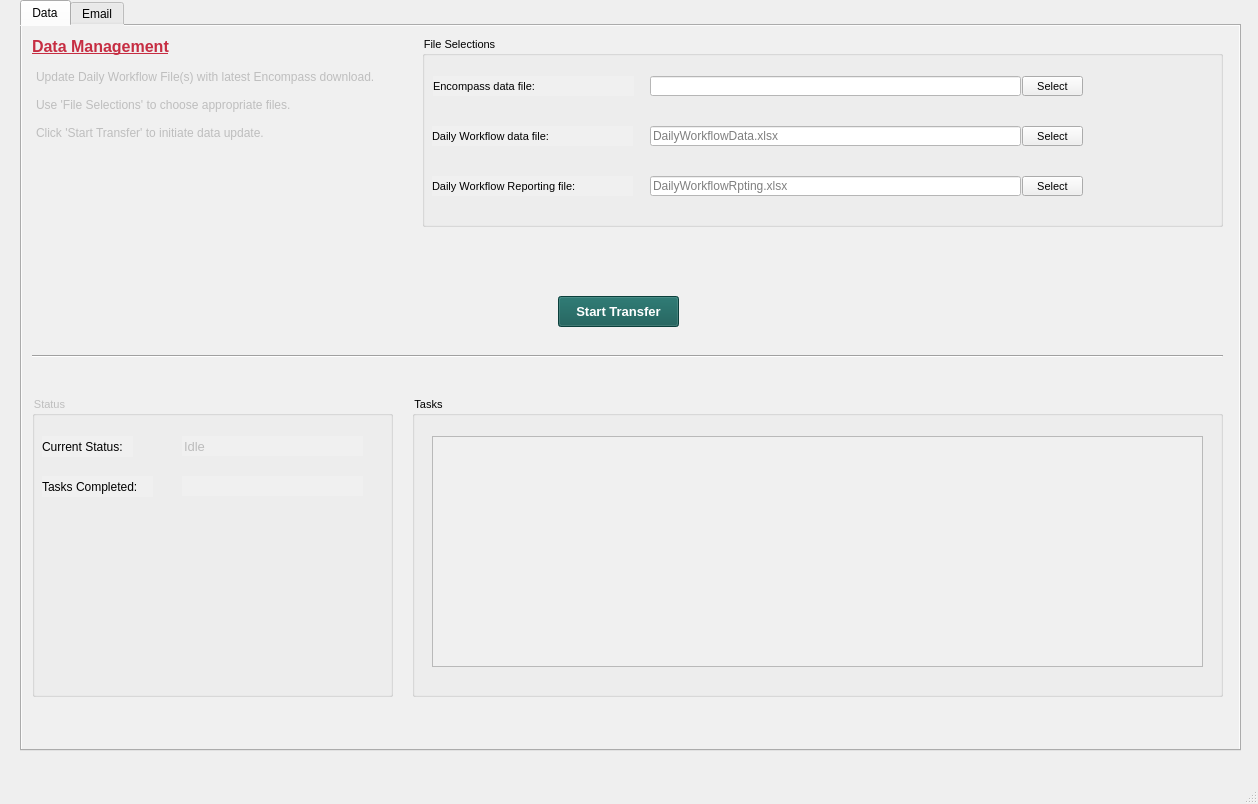
Above: WorkflowAdmin.ui from bamessenger/Loan_Workflow before the change. Below: the same form after it.
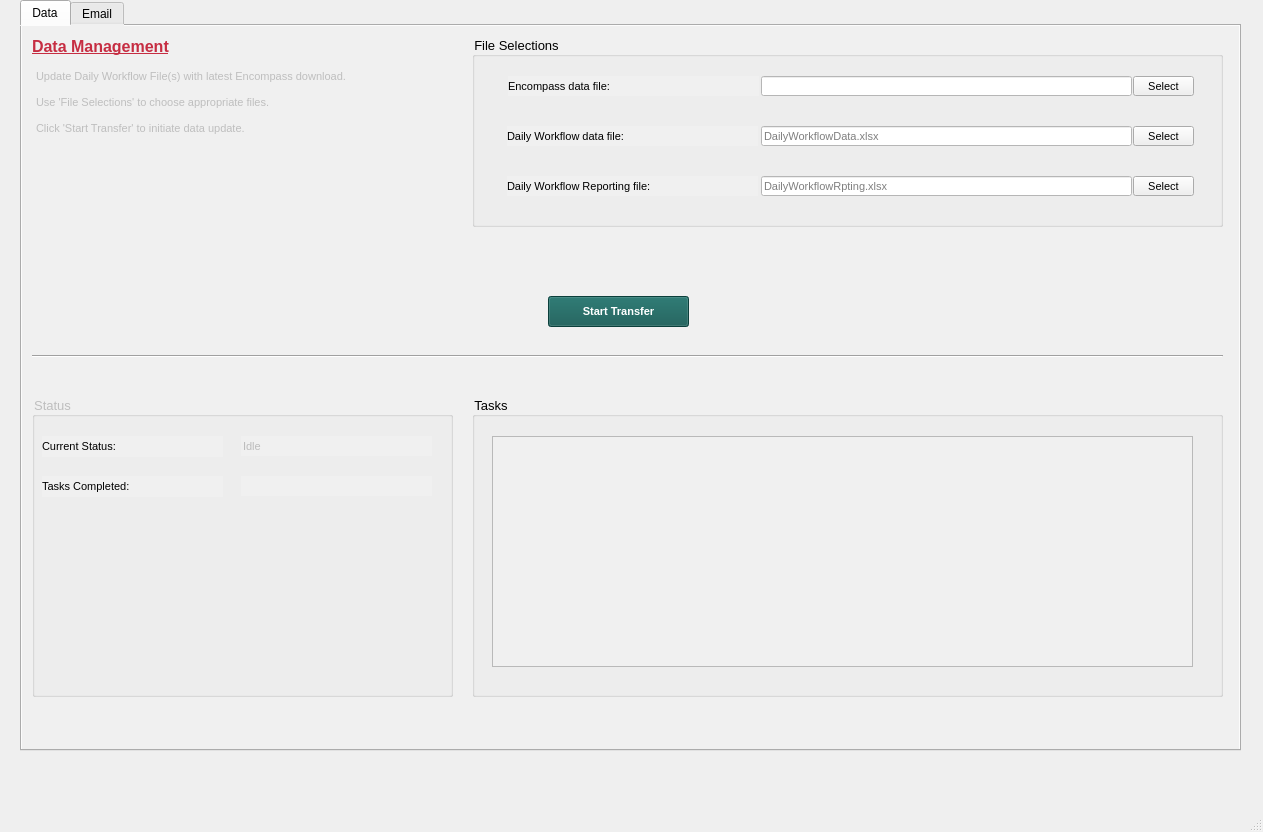
That is the form after the change.

```diff
--- a/WorkflowAdmin.ui
+++ b/WorkflowAdmin.ui
@@ -7,8 +7,8 @@
    <rect>
     <x>0</x>
     <y>0</y>
-    <width>1258</width>
-    <height>804</height>
+    <width>1263</width>
+    <height>832</height>
    </rect>
   </property>
   <property name="windowTitle">
@@ -67,15 +67,15 @@
      <widget class="QGroupBox" name="gboxDataFiles">
       <property name="geometry">
        <rect>
-        <x>400</x>
+        <x>450</x>
         <y>10</y>
-        <width>801</width>
+        <width>751</width>
         <height>191</height>
        </rect>
       </property>
       <property name="font">
        <font>
-        <pointsize>8</pointsize>
+        <pointsize>10</pointsize>
         <weight>50</weight>
         <bold>false</bold>
        </font>
@@ -89,12 +89,17 @@
       <widget class="QLineEdit" name="lneMstFile">
        <property name="geometry">
         <rect>
-         <x>228</x>
+         <x>289</x>
          <y>40</y>
          <width>371</width>
          <height>20</height>
         </rect>
        </property>
+       <property name="font">
+        <font>
+         <pointsize>8</pointsize>
+        </font>
+       </property>
        <property name="styleSheet">
         <string notr="true">background-color: rgb(255, 255, 255);</string>
        </property>
@@ -102,12 +107,17 @@
       <widget class="QLineEdit" name="lneDlyWrkflwDataFile">
        <property name="geometry">
         <rect>
-         <x>228</x>
+         <x>289</x>
          <y>90</y>
          <width>371</width>
          <height>20</height>
         </rect>
        </property>
+       <property name="font">
+        <font>
+         <pointsize>8</pointsize>
+        </font>
+       </property>
        <property name="toolTip">
         <string/>
        </property>
@@ -124,12 +134,17 @@
       <widget class="QPushButton" name="btnMstFileSlct">
        <property name="geometry">
         <rect>
-         <x>600</x>
+         <x>661</x>
          <y>40</y>
          <width>61</width>
          <height>20</height>
         </rect>
        </property>
+       <property name="font">
+        <font>
+         <pointsize>8</pointsize>
+        </font>
+       </property>
        <property name="text">
         <string>Select</string>
        </property>
@@ -137,12 +152,17 @@
       <widget class="QPushButton" name="btnDlyWrkflwDataSlct">
        <property name="geometry">
         <rect>
-         <x>600</x>
+         <x>661</x>
          <y>90</y>
          <width>61</width>
          <height>20</height>
         </rect>
        </property>
+       <property name="font">
+        <font>
+         <pointsize>8</pointsize>
+        </font>
+       </property>
        <property name="text">
         <string>Select</string>
        </property>
@@ -150,12 +170,17 @@
       <widget class="QLabel" name="lblMstFile">
        <property name="geometry">
         <rect>
-         <x>11</x>
+         <x>36</x>
          <y>40</y>
-         <width>201</width>
+         <width>251</width>
          <height>20</height>
         </rect>
        </property>
+       <property name="font">
+        <font>
+         <pointsize>8</pointsize>
+        </font>
+       </property>
        <property name="text">
         <string>Encompass data file:</string>
        </property>
@@ -163,12 +188,17 @@
       <widget class="QLabel" name="lblDlyWrkflwDataFile">
        <property name="geometry">
         <rect>
-         <x>10</x>
+         <x>35</x>
          <y>90</y>
-         <width>201</width>
+         <width>251</width>
          <height>20</height>
         </rect>
        </property>
+       <property name="font">
+        <font>
+         <pointsize>8</pointsize>
+        </font>
+       </property>
        <property name="toolTip">
         <string notr="true"/>
        </property>
@@ -185,12 +215,17 @@
       <widget class="QLineEdit" name="lneDlyWrkflwRptFile">
        <property name="geometry">
         <rect>
-         <x>228</x>
+         <x>289</x>
          <y>140</y>
          <width>371</width>
          <height>20</height>
         </rect>
        </property>
+       <property name="font">
+        <font>
+         <pointsize>8</pointsize>
+        </font>
+       </property>
        <property name="styleSheet">
         <string notr="true">background-color: rgb(255, 255, 255);</string>
        </property>
@@ -201,12 +236,17 @@
       <widget class="QLabel" name="lblDlyWrkflwRptFile">
        <property name="geometry">
         <rect>
-         <x>10</x>
+         <x>35</x>
          <y>140</y>
-         <width>201</width>
+         <width>251</width>
          <height>20</height>
         </rect>
        </property>
+       <property name="font">
+        <font>
+         <pointsize>8</pointsize>
+        </font>
+       </property>
        <property name="text">
         <string>Daily Workflow Reporting file:</string>
        </property>
@@ -214,12 +254,17 @@
       <widget class="QPushButton" name="btnDlyWrkflwRptSlct">
        <property name="geometry">
         <rect>
-         <x>600</x>
+         <x>661</x>
          <y>140</y>
          <width>61</width>
          <height>20</height>
         </rect>
        </property>
+       <property name="font">
+        <font>
+         <pointsize>8</pointsize>
+        </font>
+       </property>
        <property name="text">
         <string>Select</string>
        </property>
@@ -242,13 +287,13 @@
        <rect>
         <x>10</x>
         <y>370</y>
-        <width>361</width>
+        <width>421</width>
         <height>301</height>
        </rect>
       </property>
       <property name="font">
        <font>
-        <pointsize>8</pointsize>
+        <pointsize>10</pointsize>
         <weight>50</weight>
         <bold>false</bold>
        </font>
@@ -261,10 +306,15 @@
         <rect>
          <x>10</x>
          <y>40</y>
-         <width>91</width>
+         <width>181</width>
          <height>21</height>
         </rect>
        </property>
+       <property name="font">
+        <font>
+         <pointsize>8</pointsize>
+        </font>
+       </property>
        <property name="styleSheet">
         <string notr="true">color: rgb(0, 0, 0);</string>
        </property>
@@ -277,10 +327,15 @@
         <rect>
          <x>10</x>
          <y>80</y>
-         <width>111</width>
+         <width>181</width>
          <height>21</height>
         </rect>
        </property>
+       <property name="font">
+        <font>
+         <pointsize>8</pointsize>
+        </font>
+       </property>
        <property name="styleSheet">
         <string notr="true">color: rgb(0, 0, 0);</string>
        </property>
@@ -291,15 +346,15 @@
       <widget class="QLineEdit" name="lneCurrStatus">
        <property name="geometry">
         <rect>
-         <x>150</x>
+         <x>209</x>
          <y>40</y>
-         <width>181</width>
+         <width>191</width>
          <height>20</height>
         </rect>
        </property>
        <property name="font">
         <font>
-         <pointsize>10</pointsize>
+         <pointsize>8</pointsize>
          <weight>50</weight>
          <bold>false</bold>
         </font>
@@ -320,15 +375,15 @@
       <widget class="QLineEdit" name="lneTasksCmpl">
        <property name="geometry">
         <rect>
-         <x>150</x>
+         <x>209</x>
          <y>80</y>
-         <width>181</width>
+         <width>191</width>
          <height>20</height>
         </rect>
        </property>
        <property name="font">
         <font>
-         <pointsize>10</pointsize>
+         <pointsize>8</pointsize>
         </font>
        </property>
        <property name="styleSheet">
@@ -355,15 +410,15 @@
      <widget class="QPushButton" name="btnDataUpdte">
       <property name="geometry">
        <rect>
-        <x>536</x>
+        <x>526</x>
         <y>270</y>
-        <width>121</width>
+        <width>141</width>
         <height>31</height>
        </rect>
       </property>
       <property name="font">
        <font>
-        <pointsize>10</pointsize>
+        <pointsize>8</pointsize>
         <weight>75</weight>
         <bold>true</bold>
        </font>
@@ -381,7 +436,7 @@
        <rect>
         <x>10</x>
         <y>5</y>
-        <width>191</width>
+        <width>431</width>
         <height>31</height>
        </rect>
       </property>
@@ -408,10 +463,15 @@
        <rect>
         <x>10</x>
         <y>40</y>
-        <width>371</width>
+        <width>421</width>
         <height>151</height>
        </rect>
       </property>
+      <property name="font">
+       <font>
+        <pointsize>8</pointsize>
+       </font>
+      </property>
       <property name="frameShape">
        <enum>QFrame::NoFrame</enum>
       </property>
@@ -434,15 +494,15 @@
      <widget class="QGroupBox" name="gboxOutput">
       <property name="geometry">
        <rect>
-        <x>390</x>
+        <x>450</x>
         <y>370</y>
-        <width>811</width>
+        <width>751</width>
         <height>301</height>
        </rect>
       </property>
       <property name="font">
        <font>
-        <pointsize>8</pointsize>
+        <pointsize>10</pointsize>
         <weight>50</weight>
         <bold>false</bold>
        </font>
@@ -458,13 +518,13 @@
         <rect>
          <x>20</x>
          <y>40</y>
-         <width>771</width>
+         <width>701</width>
          <height>231</height>
         </rect>
        </property>
        <property name="font">
         <font>
-         <pointsize>10</pointsize>
+         <pointsize>8</pointsize>
         </font>
        </property>
        <property name="styleSheet">
```
Left out of the diff: 48 changed lines with no effect on the pictures.
